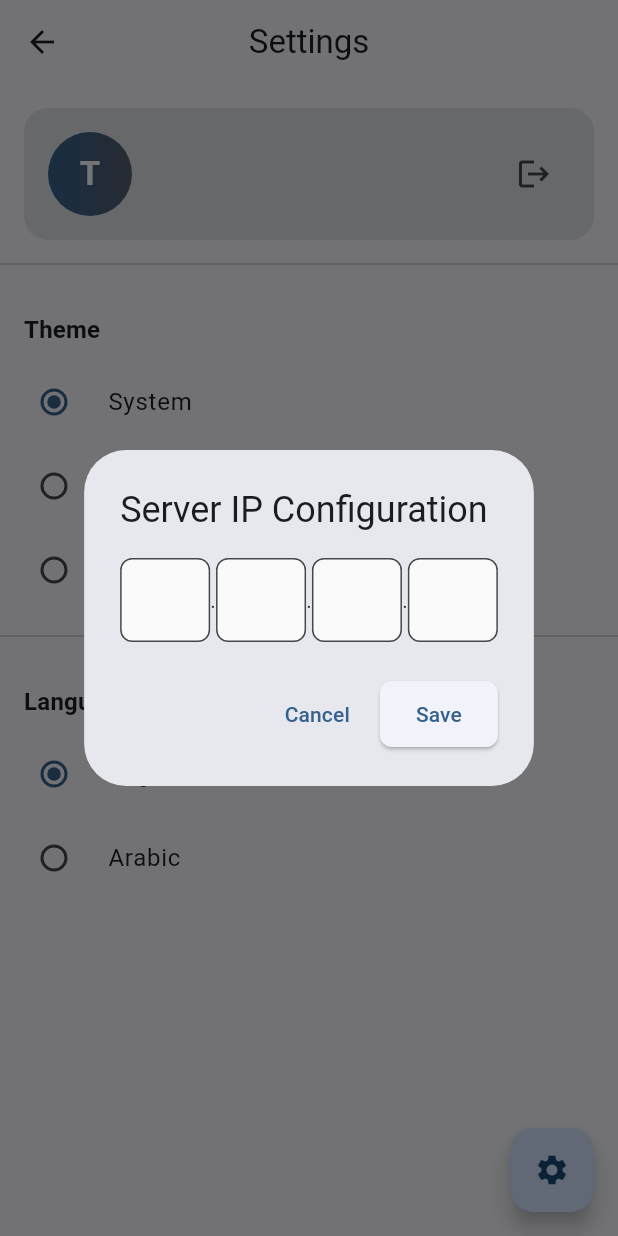
After one commit to faifan143/autolab, a Flutter app: the SettingsScreen screen opened by its route, after a tap on the "settings" icon, on a phone screen of 412 x 824 dp. The commit adds this screen. Run offline on Flutter 3.47's test engine with Material 3 defaults, Android fonts, the phone set to English and light mode, and no system bars; our stand-ins replace dio, flutter_secure_storage, get, get_storage, logger, qr_flutter and 2 more; accounts and stored records are empty.

Commit message:
feat: implement Server IP dialog for configuration in mobile app
- Added a new ServerIpDialog widget to allow users to configure the server IP address.
- Integrated the ServerIpDialog into both LoginScreen and SettingsScreen for easy access.
- Removed the previous inline implementation of the server IP dialog from LoginScreen to streamline the codebase.

```diff
--- /dev/null
+++ b/frontend/autolab-mobile-app/lib/core/widgets/server_ip_dialog.dart
@@ -0,0 +1,123 @@
+import 'package:flutter/material.dart';
+import 'package:provider/provider.dart';
+
+import '../config/server_config.dart';
+import '../providers/auth_provider.dart';
+import '../providers/labs_provider.dart';
+import '../services/api_service.dart';
+
+class ServerIpDialog extends StatefulWidget {
+  const ServerIpDialog({super.key});
+
+  @override
+  State<ServerIpDialog> createState() => _ServerIpDialogState();
+}
+
+class _ServerIpDialogState extends State<ServerIpDialog> {
+  final TextEditingController c1 = TextEditingController();
+  final TextEditingController c2 = TextEditingController();
+  final TextEditingController c3 = TextEditingController();
+  final TextEditingController c4 = TextEditingController();
+
+  @override
+  void initState() {
+    super.initState();
+    final ip = ServerConfig.instance.serverIp;
+    if (ip != null && ip.contains('.')) {
+      final parts = ip.split('.');
+      if (parts.length == 4) {
+        c1.text = parts[0];
+        c2.text = parts[1];
+        c3.text = parts[2];
+        c4.text = parts[3];
+      }
+    }
+  }
+
+  @override
+  void dispose() {
+    c1.dispose();
+    c2.dispose();
+    c3.dispose();
+    c4.dispose();
+    super.dispose();
+  }
+
+  @override
+  Widget build(BuildContext context) {
+    return AlertDialog(
+      title: const Text('Server IP Configuration'),
+      content: Row(
+        mainAxisAlignment: MainAxisAlignment.spaceBetween,
+        textDirection: TextDirection.ltr,
+        children: [
+          _segment(c1),
+          const Text('.'),
+          _segment(c2),
+          const Text('.'),
+          _segment(c3),
+          const Text('.'),
+          _segment(c4),
+        ],
+      ),
+      actions: [
+        TextButton(
+          onPressed: () => Navigator.pop(context),
+          child: const Text('Cancel'),
+        ),
+        ElevatedButton(
+          onPressed: () async {
+            final p1 = c1.text.trim();
+            final p2 = c2.text.trim();
+            final p3 = c3.text.trim();
+            final p4 = c4.text.trim();
+
+            bool validPart(String part) {
+              final v = int.tryParse(part);
+              if (v == null) return false;
+              return v >= 0 && v <= 255;
+            }
+
+            if (!validPart(p1) ||
+                !validPart(p2) ||
+                !validPart(p3) ||
+                !validPart(p4)) {
+              ScaffoldMessenger.of(context).showSnackBar(
+                const SnackBar(content: Text('Invalid IP address')),
+              );
+              return;
+            }
+
+            final ip = '$p1.$p2.$p3.$p4';
+
+            await ServerConfig.instance.setServerIp(ip);
+            await ApiService.instance.init();
+
+            if (!context.mounted) return;
+
+            Provider.of<AuthProvider>(context, listen: false).reset();
+            Provider.of<LabsProvider>(context, listen: false).reset();
+
+            Navigator.pop(context);
+            ScaffoldMessenger.of(context).showSnackBar(
+              SnackBar(content: Text('Server IP set to $ip')),
+            );
+          },
+          child: const Text('Save'),
+        ),
+      ],
+    );
+  }
+
+  Widget _segment(TextEditingController c) {
+    return SizedBox(
+      width: 60,
+      child: TextField(
+        controller: c,
+        keyboardType: TextInputType.number,
+        maxLength: 3,
+        decoration: const InputDecoration(counterText: ''),
+      ),
+    );
+  }
+}
--- a/frontend/autolab-mobile-app/lib/features/settings/screens/settings_screen.dart
+++ b/frontend/autolab-mobile-app/lib/features/settings/screens/settings_screen.dart
@@ -5,6 +5,7 @@ import '../../../core/controllers/theme_controller.dart';
 import '../../../core/controllers/locale_controller.dart';
 import '../../../core/providers/auth_provider.dart';
 import '../../../core/routes/app_routes.dart';
+import '../../../core/widgets/server_ip_dialog.dart';
 
 class SettingsScreen extends StatelessWidget {
   const SettingsScreen({super.key});
@@ -21,6 +22,15 @@ class SettingsScreen extends StatelessWidget {
     return Scaffold(
       appBar: AppBar(
         title: Text('settings'.tr),
+      ),
+      floatingActionButton: FloatingActionButton(
+        child: const Icon(Icons.settings),
+        onPressed: () {
+          showDialog(
+            context: context,
+            builder: (_) => const ServerIpDialog(),
+          );
+        },
       ),
       body: ListView(
         children: [
```
Also changed, not shown: frontend/autolab-mobile-app/lib/features/auth/screens/login_screen.dart (+2 -117 lines).
